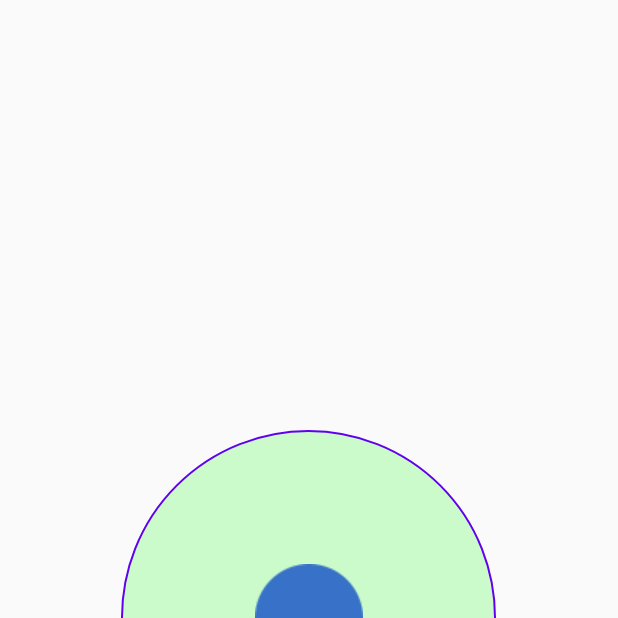
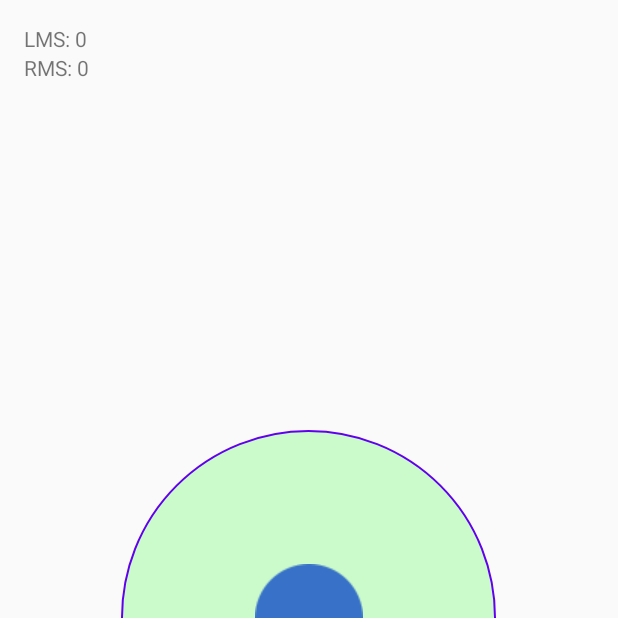
Before and after one commit to frozer/mako-explore, an Android app: the screen it shows after launch (MainActivity), on a phone screen of 412 x 824 dp, the top half of it. Run offline under Robolectric (Android 15) with nearby library versions, the phone set to English and light mode, and no system bars.

Commit message:
Fix motor speed calculation

```diff
--- a/app/src/main/java/com/example/makoexplore/ThreadConnectBTdevice.java
+++ b/app/src/main/java/com/example/makoexplore/ThreadConnectBTdevice.java
@@ -46,6 +46,8 @@ public class ThreadConnectBTdevice extends Thread { // Поток для кон
 
                 e1.printStackTrace();
             }
+
+            myThreadConnected = null;
         }
 
         if(success) {  // Если законнектились, тогда открываем панель с кнопками и запускаем поток приёма и отправки данных
--- a/app/src/main/res/layout/activity_main.xml
+++ b/app/src/main/res/layout/activity_main.xml
@@ -24,4 +24,18 @@
         android:layout_height="fill_parent"
         android:scaleType="matrix"
         android:src="@drawable/pin" />
+
+    <TextView
+        android:id="@+id/leftSpeedLabel"
+        android:layout_width="match_parent"
+        android:layout_height="wrap_content"
+        android:text="LMS: 0" />
+
+    <TextView
+        android:id="@+id/rightSpeedLabel"
+        android:layout_width="match_parent"
+        android:layout_height="wrap_content"
+        android:layout_below="@id/leftSpeedLabel"
+        android:text="RMS: 0" />
+
 </RelativeLayout>
```
Also changed, not shown: app/src/main/java/com/example/makoexplore/MainActivity.java (+58 -43 lines), 1 other file.
